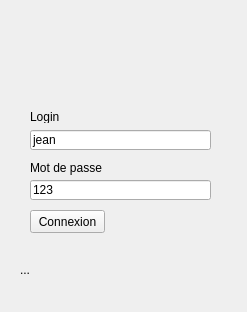
First picture: the form in Client/Client/Login.ui, repository Asgarrrr/CPPChat, before the edit.
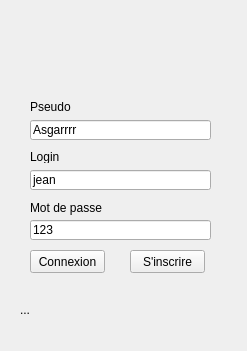
Second picture: the form after the edit. Icons and pictures are not drawn.

Commit message: password encryption, get last message on connect, register

What changed in the file:
```diff
--- a/Client/Client/Login.ui
+++ b/Client/Client/Login.ui
@@ -7,9 +7,15 @@
     <x>0</x>
     <y>0</y>
     <width>247</width>
-    <height>312</height>
+    <height>351</height>
    </rect>
   </property>
+  <property name="minimumSize">
+   <size>
+    <width>247</width>
+    <height>312</height>
+   </size>
+  </property>
   <property name="windowTitle">
    <string>Login</string>
   </property>
@@ -17,7 +23,7 @@
    <property name="geometry">
     <rect>
      <x>30</x>
-     <y>130</y>
+     <y>170</y>
      <width>181</width>
      <height>20</height>
     </rect>
@@ -30,7 +36,7 @@
    <property name="geometry">
     <rect>
      <x>30</x>
-     <y>180</y>
+     <y>220</y>
      <width>181</width>
      <height>20</height>
     </rect>
@@ -43,7 +49,7 @@
    <property name="geometry">
     <rect>
      <x>30</x>
-     <y>110</y>
+     <y>150</y>
      <width>47</width>
      <height>13</height>
     </rect>
@@ -56,7 +62,7 @@
    <property name="geometry">
     <rect>
      <x>30</x>
-     <y>160</y>
+     <y>200</y>
      <width>101</width>
      <height>16</height>
     </rect>
@@ -69,7 +75,7 @@
    <property name="geometry">
     <rect>
      <x>30</x>
-     <y>210</y>
+     <y>250</y>
      <width>75</width>
      <height>23</height>
     </rect>
@@ -82,7 +88,7 @@
    <property name="geometry">
     <rect>
      <x>20</x>
-     <y>260</y>
+     <y>300</y>
      <width>211</width>
      <height>20</height>
     </rect>
@@ -110,6 +116,48 @@
     <bool>true</bool>
    </property>
   </widget>
+  <widget class="QPushButton" name="pushButtonRegister">
+   <property name="geometry">
+    <rect>
+     <x>130</x>
+     <y>250</y>
+     <width>75</width>
+     <height>23</height>
+    </rect>
+   </property>
+   <property name="text">
+    <string>S'inscrire</string>
+   </property>
+  </widget>
+  <widget class="QLineEdit" name="lineEditPseudo">
+   <property name="geometry">
+    <rect>
+     <x>30</x>
+     <y>120</y>
+     <width>181</width>
+     <height>20</height>
+    </rect>
+   </property>
+   <property name="text">
+    <string>Asgarrrr</string>
+   </property>
+  </widget>
+  <widget class="QLabel" name="labelPseudo">
+   <property name="enabled">
+    <bool>true</bool>
+   </property>
+   <property name="geometry">
+    <rect>
+     <x>30</x>
+     <y>100</y>
+     <width>47</width>
+     <height>13</height>
+    </rect>
+   </property>
+   <property name="text">
+    <string>Pseudo</string>
+   </property>
+  </widget>
  </widget>
  <layoutdefault spacing="6" margin="11"/>
  <resources/>
```
Left out of the diff: 50 changed lines with no effect on the pictures. The commit also changes 4 other files.
